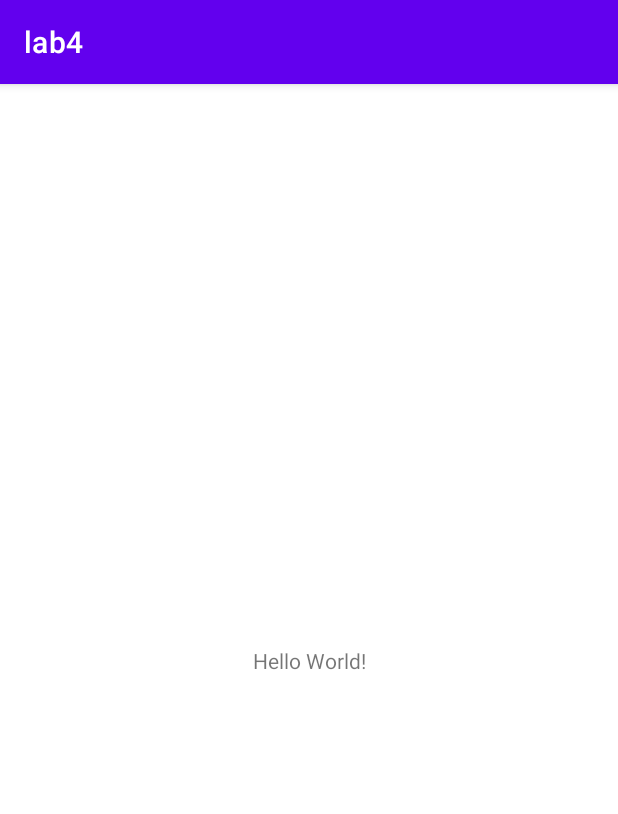
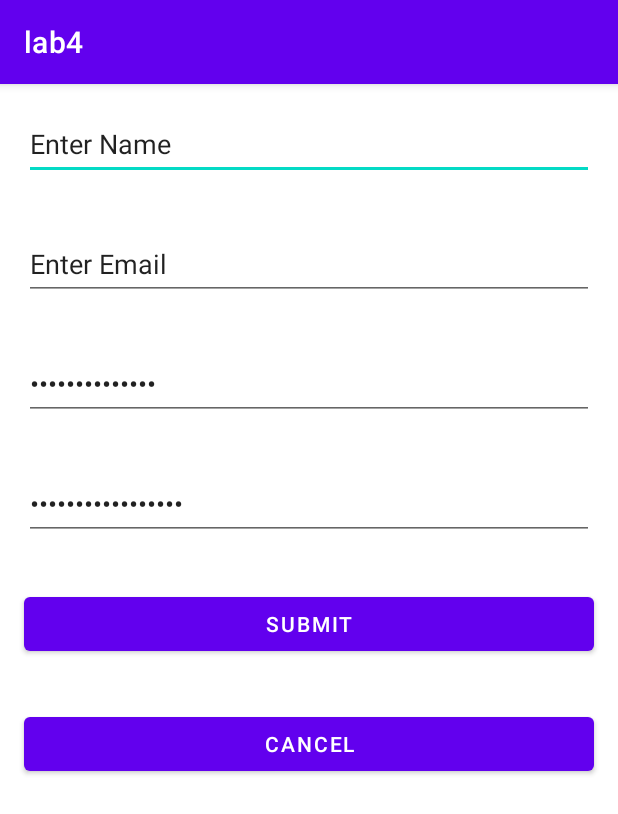
Before and after one commit to Dilshan09/MADTutorial04, an Android app: the screen it shows after launch (MainActivity), on a phone screen of 412 x 824 dp. Shown: the top 814 px of the screen. Run offline under Robolectric (Android 15) with nearby library versions, the phone set to English and light mode, and no system bars.

Commit message:
second commit

```diff
--- a/app/src/main/res/layout/activity_main.xml
+++ b/app/src/main/res/layout/activity_main.xml
@@ -1,18 +1,77 @@
 <?xml version="1.0" encoding="utf-8"?>
-<androidx.constraintlayout.widget.ConstraintLayout xmlns:android="http://schemas.android.com/apk/res/android"
+<LinearLayout xmlns:android="http://schemas.android.com/apk/res/android"
     xmlns:app="http://schemas.android.com/apk/res-auto"
     xmlns:tools="http://schemas.android.com/tools"
     android:layout_width="match_parent"
     android:layout_height="match_parent"
+    android:orientation="vertical"
     tools:context=".MainActivity">
 
-    <TextView
-        android:layout_width="wrap_content"
-        android:layout_height="wrap_content"
-        android:text="Hello World!"
-        app:layout_constraintBottom_toBottomOf="parent"
-        app:layout_constraintEnd_toEndOf="parent"
-        app:layout_constraintStart_toStartOf="parent"
-        app:layout_constraintTop_toTopOf="parent" />
+    <EditText
+        android:id="@+id/editTextTextPersonName"
+        android:layout_width="match_parent"
+        android:layout_height="48dp"
+        android:layout_marginLeft="16dp"
+        android:layout_marginTop="16dp"
+        android:layout_marginRight="16dp"
+        android:layout_marginBottom="16dp"
+        android:ems="10"
+        android:inputType="textPersonName"
+        android:text="Enter Name" />
 
-</androidx.constraintlayout.widget.ConstraintLayout>
+    <EditText
+        android:id="@+id/editTextTextEmailAddress"
+        android:layout_width="match_parent"
+        android:layout_height="48dp"
+        android:layout_marginLeft="16dp"
+        android:layout_marginTop="16dp"
+        android:layout_marginRight="16dp"
+        android:layout_marginBottom="16dp"
+        android:ems="10"
+        android:inputType="textEmailAddress"
+        android:text="Enter Email" />
+
+    <EditText
+        android:id="@+id/editTextTextPassword"
+        android:layout_width="match_parent"
+        android:layout_height="48dp"
+        android:layout_marginLeft="16dp"
+        android:layout_marginTop="16dp"
+        android:layout_marginRight="16dp"
+        android:layout_marginBottom="16dp"
+        android:ems="10"
+        android:inputType="textPassword"
+        android:text="Enter Password" />
+
+    <EditText
+        android:id="@+id/editTextTextPassword2"
+        android:layout_width="match_parent"
+        android:layout_height="48dp"
+        android:layout_marginLeft="16dp"
+        android:layout_marginTop="16dp"
+        android:layout_marginRight="16dp"
+        android:layout_marginBottom="16dp"
+        android:ems="10"
+        android:inputType="textPassword"
+        android:text="Re Enter Password" />
+
+    <Button
+        android:id="@+id/button"
+        android:layout_width="match_parent"
+        android:layout_height="48dp"
+        android:layout_marginLeft="16dp"
+        android:layout_marginTop="16dp"
+        android:layout_marginRight="16dp"
+        android:layout_marginBottom="16dp"
+        android:text="SUBMIT" />
+
+    <Button
+        android:id="@+id/button2"
+        android:layout_width="match_parent"
+        android:layout_height="48dp"
+        android:layout_marginLeft="16dp"
+        android:layout_marginTop="16dp"
+        android:layout_marginRight="16dp"
+        android:layout_marginBottom="16dp"
+        android:text="CANCEL" />
+</LinearLayout>
```
